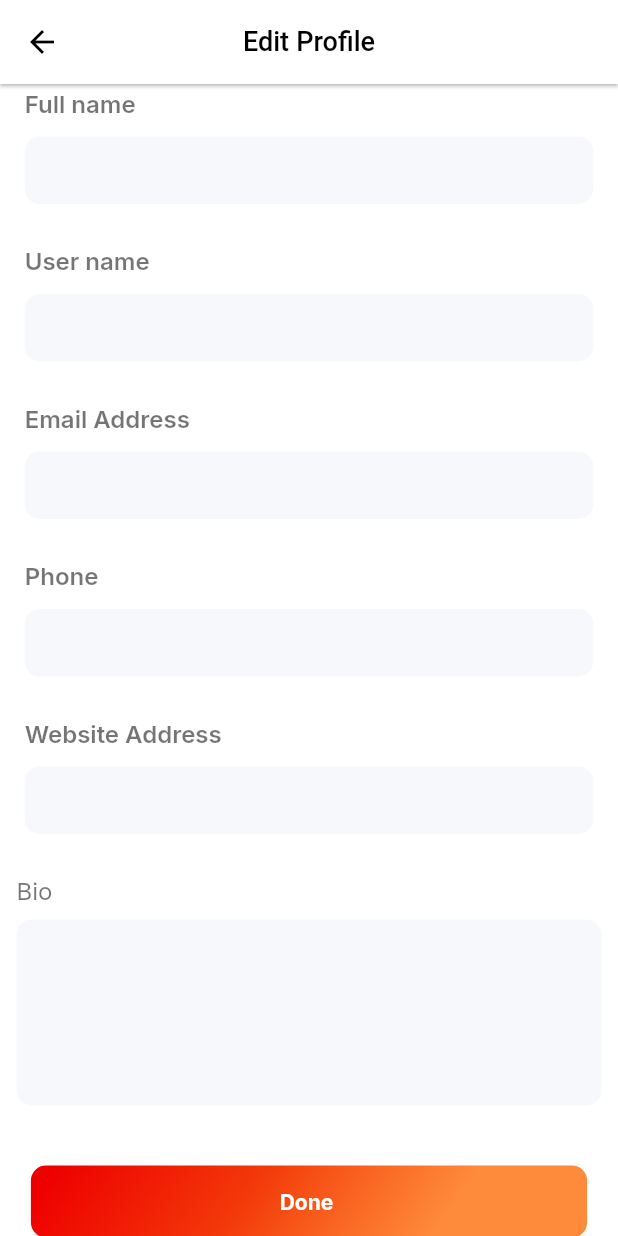
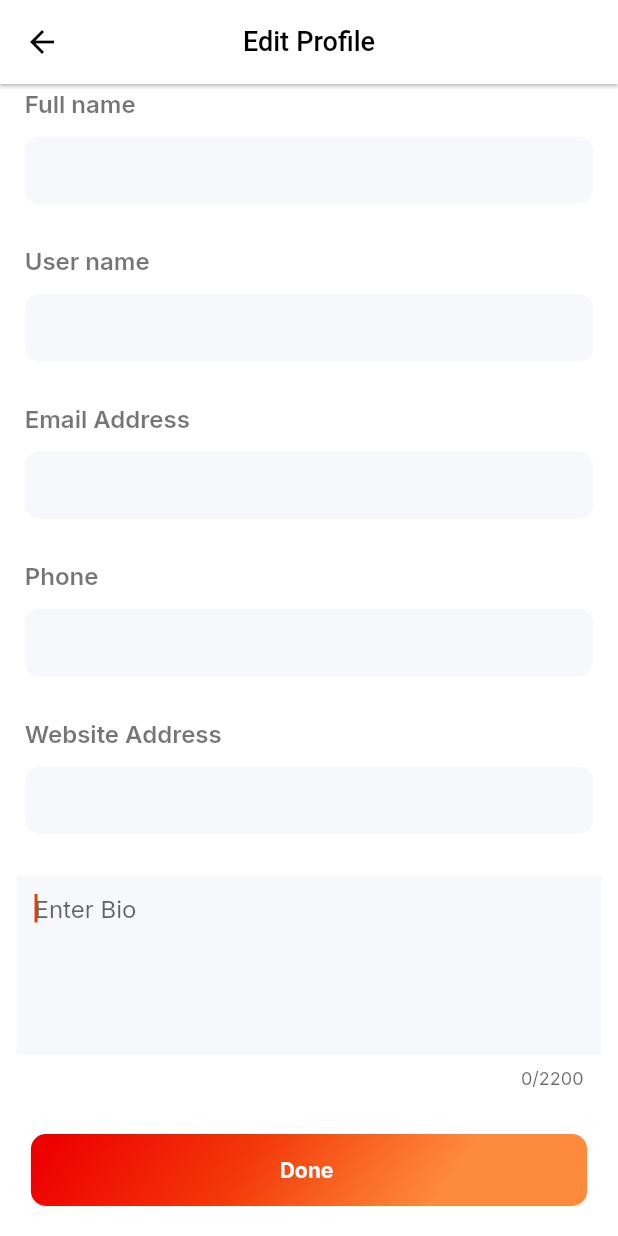
Before and after one commit to NayanNIITSURAT/ow_project, a Flutter app: the ProfileEdit screen opened by its route, scrolled down 224 dp, on a phone screen of 412 x 824 dp. Run offline on Flutter 3.47's test engine with Material 2 defaults, Android fonts, the phone set to English and light mode, and no system bars; drawn by our look-alikes of overlay_support; our stand-ins replace avatar_glow, bubble, cached_network_image, camera, carousel_slider, connectivity and 35 more; missing offline and left inert: app_tracking_transparency, auto_size_text_field, camera_web, cloudinary_public, connectivity_for_web, device_info_plus_web and 16 more; accounts and stored records are empty; network calls fail.

Commit message:
added word counter in bio

```diff
--- a/lib/Screens/ProfileEdit.dart
+++ b/lib/Screens/ProfileEdit.dart
@@ -126,12 +126,32 @@ class _ProfileEditState extends State<ProfileEdit> {
                         SizedBox(
                           height: 10,
                         ),
-                        EditInput(
-                          onChange: (val) => onChange('bio', val),
-                          label: 'Bio',
-                          isMultiLine: true,
-                          keybordtype: TextInputType.multiline,
-                          initialValue: profile.bio,
+                        // EditInput(
+                        //   onChange: (val) => onChange('bio', val),
+                        //   label: 'Bio',
+                        //   isMultiLine: true,
+                        //   keybordtype: TextInputType.multiline,
+                        //   initialValue: profile.bio,
+                        // ),
+                        TextField(
+                          decoration: InputDecoration(
+                            filled: true,
+                            border: InputBorder.none,
+                            hintText: 'Enter Bio',
+                            fillColor: Color(0xffEDF2F7).withOpacity(0.5),
+                            // labelText: 'Description',
+                          ),
+
+                          scrollPadding: EdgeInsets.all(10),
+                          minLines: 5,
+                          maxLines: 15,
+                          autofocus: true,
+                          maxLength: 2200,
+
+                          onChanged: (value) => onChange('bio', value),
+                          // maxLengthEnforcement: ,
+                          keyboardType: TextInputType.multiline,
+                          textInputAction: TextInputAction.newline,
                         ),
                         SizedBox(
                           height: 30,
@@ -290,6 +310,7 @@ class EditInput extends StatelessWidget {
 
                       onChanged: onChange,
                       // maxLengthEnforcement: ,
+
                       minLines: 5,
                       maxLines: 15,
                       maxLength: 200,
```
